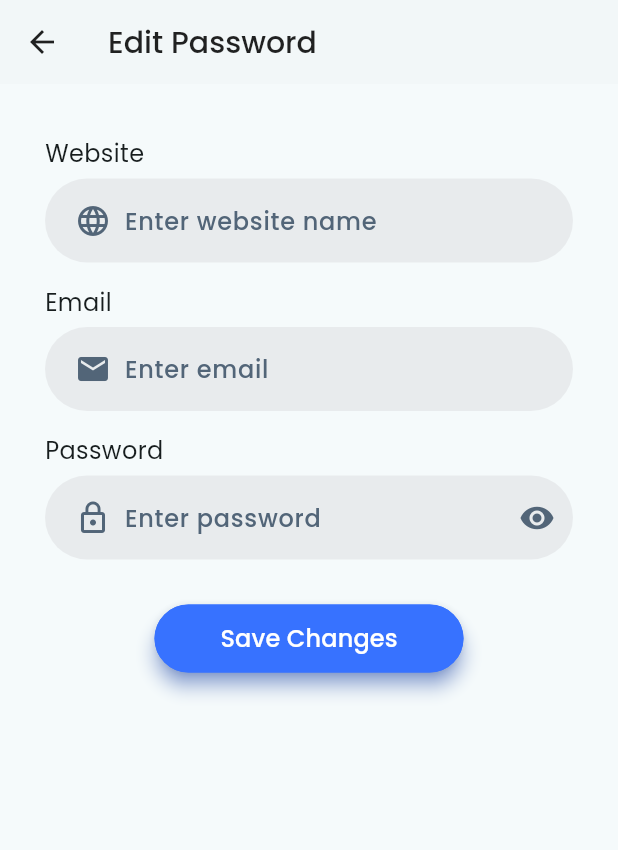
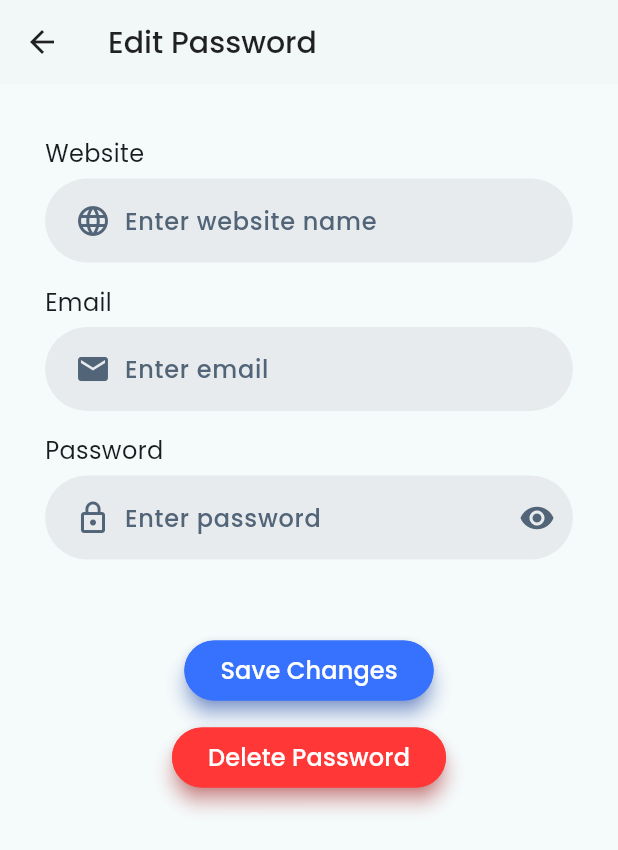
Before and after one commit to casiana2075/Password-Vault-Pro, a Flutter app: the EditPasswordPage screen opened directly with empty values, on a phone screen of 412 x 824 dp. Shown: the top 850 px of the screen. Run offline on Flutter 3.47's test engine with Material 3 defaults, Android fonts, the light colour scheme and no system bars; our stand-ins replace flutter_svg, google_fonts, local_auth; network calls fail.

Commit message:
added deletion functionality(with db)
still need to see about add/modify functionality

```diff
--- a/projects/lib/EditPasswordPage.dart
+++ b/projects/lib/EditPasswordPage.dart
@@ -1,6 +1,7 @@
 import 'package:flutter/material.dart';
 import 'package:projects/Model/password.dart';
 import 'package:projects/PasswordField.dart';
+import 'package:projects/services/api_service.dart';
 
 class EditPasswordPage extends StatefulWidget {
   final Password password;
@@ -63,11 +64,10 @@ class _EditPasswordPageState extends State<EditPasswordPage> {
               _formHeading("Password"),
               PasswordField(
                 hintText : "Enter password", icon: Icons.lock_outline, controller: passwordController),
-              const SizedBox(height: 30),
               SizedBox(
-                height: screenHeight * 0.055,
-                width: screenWidth * 0.5,
-                child: ElevatedButton(
+                height: 50,
+              ),
+              ElevatedButton(
                 style: ButtonStyle(
                   elevation: const WidgetStatePropertyAll(5),
                   shadowColor: const WidgetStatePropertyAll(Color.fromARGB(255, 55, 114, 255)),
@@ -90,7 +90,64 @@ class _EditPasswordPageState extends State<EditPasswordPage> {
                   style: TextStyle(fontSize: 16, color: Colors.white),
                 ),
               ),
-              )
+              SizedBox(
+                height: 10,
+              ),
+              ElevatedButton(
+                style: ButtonStyle(
+                  elevation: const WidgetStatePropertyAll(5),
+                  shadowColor: const WidgetStatePropertyAll(Color.fromARGB(255, 255, 55, 55)),
+                  shape: WidgetStateProperty.all<RoundedRectangleBorder>(
+                    RoundedRectangleBorder(
+                      borderRadius: BorderRadius.circular(35),
+                      side: const BorderSide(color: Color.fromARGB(255, 255, 55, 55)),
+                    ),
+                  ),
+                  backgroundColor: const WidgetStatePropertyAll(Color.fromARGB(255, 255, 55, 55)),
+                ),
+                onPressed: () async {
+                  final confirm = await showDialog<bool>(
+                    context: context,
+                    builder: (BuildContext context) {
+                      return AlertDialog(
+                        title: const Text('Confirm Deletion'),
+                        content: const Text('Are you sure you want to delete this password?'),
+                        actions: [
+                          TextButton(
+                            onPressed: () => Navigator.of(context).pop(false), // Cancel
+                            child: const Text('Cancel'),
+                          ),
+                          ElevatedButton(
+                            style: ElevatedButton.styleFrom(
+                              backgroundColor: Colors.red,
+                              foregroundColor: Colors.white,
+                            ),
+                            onPressed: () => Navigator.of(context).pop(true), // Confirm
+                            child: const Text('Delete'),
+                          ),
+                        ],
+                      );
+                    },
+                  );
+
+                  if (confirm == true) {
+                    final success = await ApiService.deletePassword(widget.password.id);
+
+                    if (success) {
+                      Navigator.pop(context, true); // remove the password here
+                    } else {
+                      ScaffoldMessenger.of(context).showSnackBar(
+                        SnackBar(content: Text("Failed to delete password")),
+                      );
+                    }
+                  }
+
+                },
+                child: const Text(
+                  "Delete Password",
+                  style: TextStyle(fontSize: 16, color: Colors.white),
+                ),
+              ),
             ],
           ),
         ),
```
Also changed, not shown: projects/lib/AddModal.dart (+3 -5 lines), projects/lib/Model/password_fields.dart (deleted, +0 -66 lines), projects/lib/main.dart (+80 -13 lines), projects/lib/services/api_service.dart (+33 -0 lines), 1 other file. Lines whose indentation alone changed are shown as unchanged.
